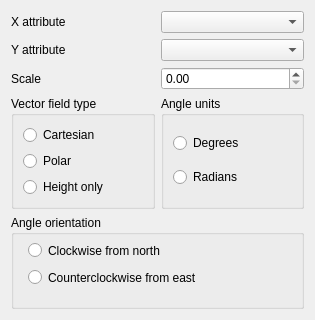
This is src/ui/symbollayer/widget_vectorfield.ui in qgis/QGIS as Qt 5 draws it before an edit. The edited form follows.
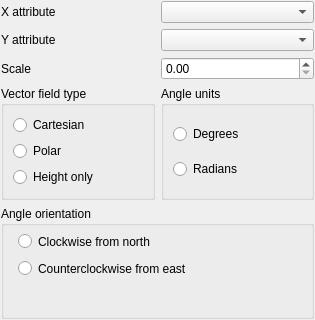
This is the edited form.

Patch:
```diff
--- a/src/ui/symbollayer/widget_vectorfield.ui
+++ b/src/ui/symbollayer/widget_vectorfield.ui
@@ -14,6 +14,9 @@
    <string>Form</string>
   </property>
   <layout class="QGridLayout" name="gridLayout_4">
+   <property name="margin">
+    <number>1</number>
+   </property>
    <item row="0" column="0">
     <widget class="QLabel" name="mXAttributeLabel">
      <property name="text">
```
